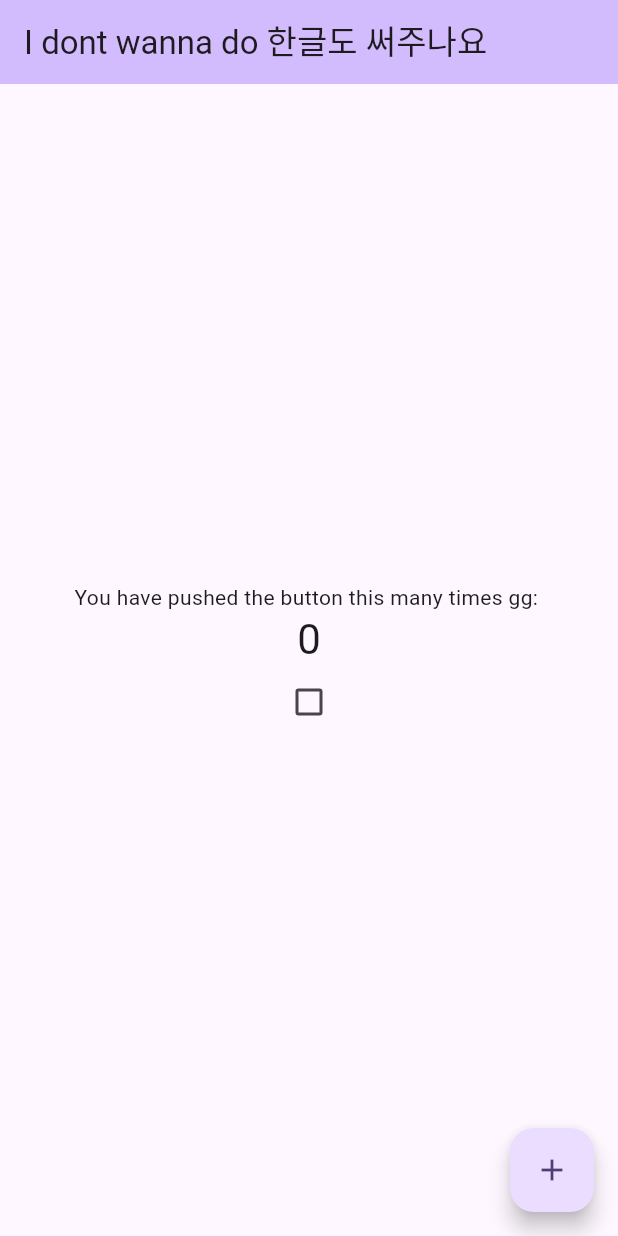
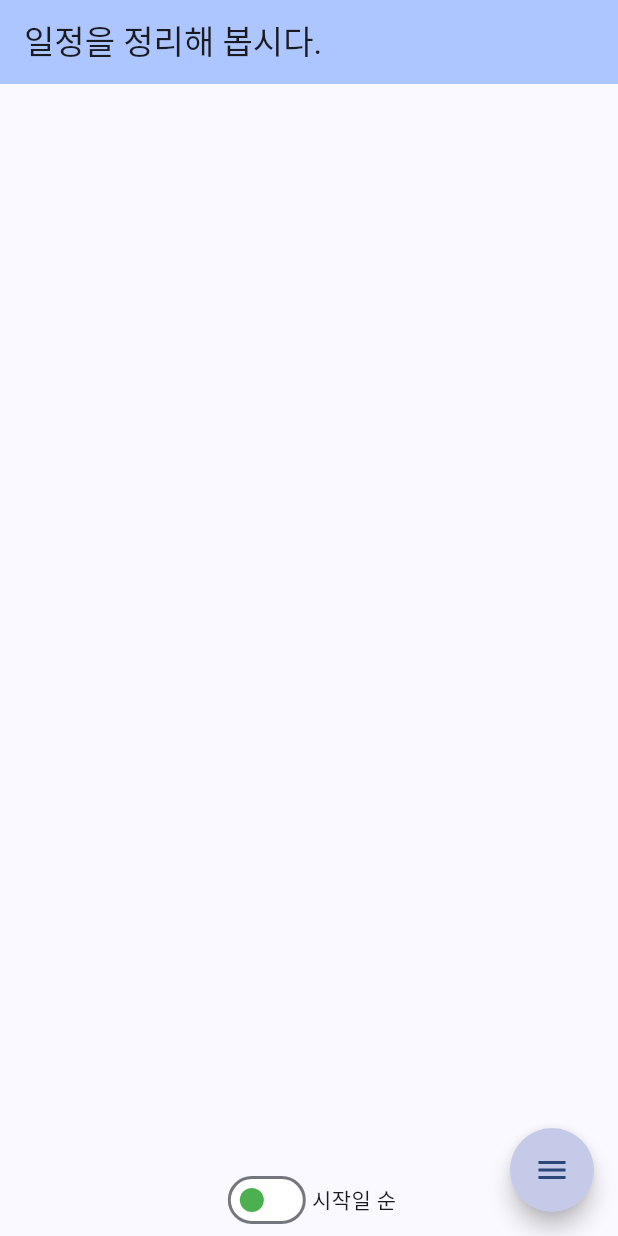
Before and after one commit to serotonins/todo-flutter, a Flutter app: the screen it shows after launch, on a phone screen of 412 x 824 dp. Run offline on Flutter 3.47's test engine with Material 2 defaults, Android fonts, the phone set to English and light mode, and no system bars; drawn by our look-alikes of flutter_speed_dial.

Commit message:
일단 기본은 구현 완료

```diff
--- a/lib/main.dart
+++ b/lib/main.dart
@@ -1,4 +1,5 @@
 import 'package:flutter/material.dart';
+import 'package:flutter_speed_dial/flutter_speed_dial.dart';
 
 void main() {
   runApp(const MyApp());
@@ -13,10 +14,10 @@ class MyApp extends StatelessWidget {
     return MaterialApp(
       title: 'Todo Demo',
       theme: ThemeData(
-        colorScheme: ColorScheme.fromSeed(seedColor: Colors.deepPurple),
+        colorScheme: ColorScheme.fromSeed(seedColor: Colors.blueAccent),
         useMaterial3: true,
       ),
-      home: const MyHomePage(title: 'I dont wanna do 한글도 써주나요'),
+      home: const MyHomePage(title: '일정을 정리해 봅시다.'),
     );
   }
 }
@@ -30,20 +31,50 @@ class MyHomePage extends StatefulWidget {
   State<MyHomePage> createState() => _MyHomePageState();
 }
 
+class TodoType {
+  bool isDone = false; // 완료했는지
+  String title; // 할일 이름
+
+  TodoType(this.title);
+}
+
 class _MyHomePageState extends State<MyHomePage> {
-  int _counter = 0;
   bool? _checkBoxValue1 = false;
+  var _cTodo = '시작일 순';
+  final _todoListItem = <TodoType>[];
+  var _todoController = TextEditingController(); // 입력받은 투두 문자열을 조작하는 컨트롤러래
 
-  void _incrementCounter() {
+  void _addTodo(TodoType todo) {
     setState(() {
-
-      _counter++;
+      _todoListItem.add(todo);
+      _todoController.text = '';
     });
   }
 
-  // void _addtodo() {
-  //
-  // }
+  void _deleteTodo(TodoType todo) {
+    setState(() {
+      _todoListItem.remove(todo);
+    });
+  }
+
+  void _donecheckTodo(TodoType todo) {
+    setState(() {
+      todo.isDone = !todo.isDone;
+    });
+  }
+
+  void _changetodo(bool ma) {
+    setState(() {
+      if (ma == true) {_cTodo = '마감일 순';}
+      else {_cTodo = '시작일 순';};
+    });
+  }
+
+  @override
+  void dispose() {
+    _todoController.dispose(); // 컨트롤러 종료시 해제해주는 코드래
+    super.dispose();
+  }
 
   @override
   Widget build(BuildContext context) {
@@ -58,48 +89,132 @@ class _MyHomePageState extends State<MyHomePage> {
 
         child: Column(
 
-          mainAxisAlignment: MainAxisAlignment.center,
+          // mainAxisAlignment: MainAxisAlignment.center,
           children: <Widget>[
-            const Text(
-              'You have pushed the button this many times gg: ',
-            ),
-            Text(
-              '$_counter',
-              style: Theme.of(context).textTheme.headlineMedium,
+            Expanded(
+              child: ListView(
+                children: _todoListItem.map((todo) => _buildTodoListWidget(todo)).toList(),
+              )
             ),
             Row(
               mainAxisAlignment: MainAxisAlignment.center,
               children: [
-                Checkbox(
-                  activeColor: Colors.deepPurple[10], // 체크됐을 때 체크박스의 컬러
-                  checkColor: Colors.blue, // 체크표시의 컬러
-                  value: _checkBoxValue1, // 체크박스의 값
+                Switch(
+                  activeColor: Colors.indigo, // 활성화 시 Thumb(콩알) 컬러
+                  activeTrackColor: Colors.blueAccent[100], // 활성화 시 스위치 바탕 컬러
+                  inactiveThumbColor: Colors.green, // 비활성화 시 콩알 컬러
+                  inactiveTrackColor: Colors.white, // 비활성화 시 스위치 바탕색
+                  // trackColor: MaterialStateProperty.all(Colors.yellow), // 활성화건 비활성화건 무조건 스위치 바탕색은 이것(바뀌게 하고 싶으면 쓰지마)
+                  // thumbColor: MaterialStateProperty.all(Colors.green), // 활성화했건 비활성화했건 무조건 Thumb 컬러는 이것(바뀌게 하고 싶으면 쓰지마)
+                  value: _checkBoxValue1!, // 스위치 값
                   onChanged: (value) {
                     setState(() {
                       _checkBoxValue1 = value;
+                      _changetodo(value!);
                     });
                   },
                 ),
-                // TextField(
-                //   style: TextStyle(fontSize: 32, color: Colors.red),
-                //   textAlign: TextAlign.center,
-                //   decoration: InputDecoration(hintText: '입력 오네가이'),
-                //   onChanged: (String todotext) {
-                //     setState(() {
-                //
-                //     });
-                //   },
-                // )
+                Text(
+                  _cTodo,
+                )
               ]
             )
           ],
         ),
       ),
-      floatingActionButton: FloatingActionButton(
-        onPressed: _incrementCounter,
-        tooltip: 'Increment',
-        child: const Icon(Icons.add),
-      ), // This trailing comma makes auto-formatting nicer for build methods.
+      floatingActionButton: multipleFloatingButton(), // This trailing comma makes auto-formatting nicer for build methods.
+    );
+  }
+
+  Widget? multipleFloatingButton() {
+    return SpeedDial(
+      animatedIcon: AnimatedIcons.menu_close,
+      visible: true,
+      curve: Curves.bounceIn,
+      // shape: CircleBorder(),
+      backgroundColor: Colors.indigo[100],
+      children: [
+        SpeedDialChild(
+          child: const Icon(Icons.settings_sharp, color: Colors.indigo,),
+          shape: CircleBorder(),
+          backgroundColor: Colors.indigo[100],
+          label: "설정",
+          labelBackgroundColor: Colors.indigo[50],
+          labelStyle: const TextStyle(
+            fontWeight: FontWeight.w500,
+            color: Colors.black54,
+            fontSize: 13.0
+          ),
+          onTap: () {}
+        ),
+        SpeedDialChild(
+          child: const Icon(Icons.add, color: Colors.indigo,),
+          shape: CircleBorder(),
+          backgroundColor: Colors.indigo[100],
+          label: "할 일 추가",
+          labelBackgroundColor: Colors.indigo[50],
+          labelStyle: const TextStyle(
+            fontWeight: FontWeight.w500,
+            color: Colors.black54,
+            fontSize: 13.0
+          ),
+          onTap: () {
+            showDialog(
+                context: context,
+                builder: (BuildContext context) {
+                  return AlertDialog(
+                    title: Text("할 일이... 또 생겼니..? 힘내라...", style: TextStyle(fontSize: 15),),
+                    content: TextField(
+                      controller: _todoController,
+                    ),
+                    actions: <Widget>[
+                      TextButton(
+                        onPressed: () {
+                          _addTodo(TodoType(_todoController.text));
+                          Navigator.pop(context);
+                        },
+                        child: Text('추가', style: TextStyle(color: Colors.indigo),),
+                      )
+                    ],
+                  );
+                }
+            );
+          },
+        )
+      ],
+    );
+  }
+
+  Widget _buildTodoListWidget(TodoType todo) {
+    return ListTile(
+      onTap: () => _donecheckTodo(todo),
+      trailing: IconButton(
+        icon: Icon(Icons.delete),
+        onPressed: () => _deleteTodo(todo),
+      ),
+      title:
+        Row(
+          children: [
+            Checkbox(
+              activeColor: Colors.black45,
+              checkColor: Colors.white,
+              value: todo.isDone,
+              onChanged: (value) {
+                setState(() {
+                  todo.isDone = value!;
+                });
+              }
+            ),
+            Text(
+              todo.title,
+              style: todo.isDone?
+                  TextStyle(
+                    decoration: TextDecoration.lineThrough,
+                    fontStyle: FontStyle.italic,
+                  ) : null, // 완료 전이면 취소선 안 긋고 아무 짓 안 한다는 표시
+            )
+          ]
+        )
     );
   }
 }
--- a/pubspec.yaml
+++ b/pubspec.yaml
@@ -35,6 +35,7 @@ dependencies:
   # The following adds the Cupertino Icons font to your application.
   # Use with the CupertinoIcons class for iOS style icons.
   cupertino_icons: ^1.0.2
+  flutter_speed_dial: ^6.2.0
 
 dev_dependencies:
   flutter_test:
```
Also changed, not shown: pubspec.lock.
